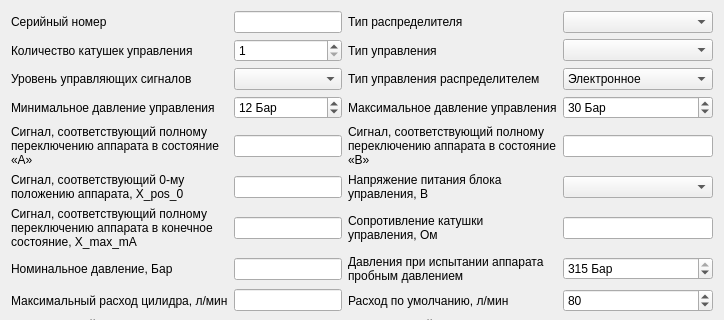
Old version of the form servo_title_info.ui in the repository firef0xff/SSHGS01; both pictures show x 0 to 724 and y 0 to 320 of the 724 by 475 pixel window.
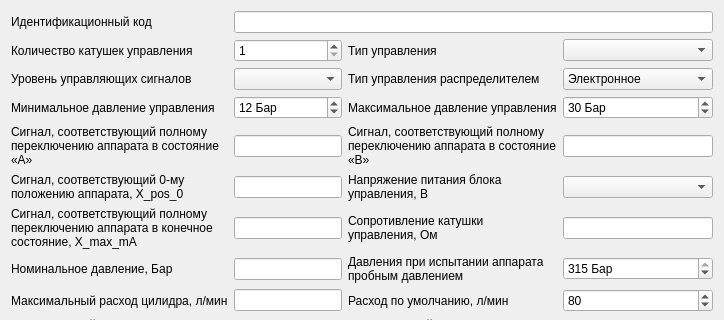
New version of the form.

Commit message: 3) В поле ввода «Серийный номер» заменить название на «Идентификационный код», увеличить размер поля вводимого значения в 2 раза (растянуть на все окно).

```diff
--- a/servo_title_info.ui
+++ b/servo_title_info.ui
@@ -6,8 +6,8 @@
    <rect>
     <x>0</x>
     <y>0</y>
-    <width>657</width>
-    <height>443</height>
+    <width>814</width>
+    <height>624</height>
    </rect>
   </property>
   <property name="windowTitle">
@@ -65,19 +65,6 @@
        </property>
       </widget>
      </item>
-     <item row="0" column="1">
-      <widget class="QLineEdit" name="SerNo">
-       <property name="sizePolicy">
-        <sizepolicy hsizetype="Preferred" vsizetype="Fixed">
-         <horstretch>0</horstretch>
-         <verstretch>0</verstretch>
-        </sizepolicy>
-       </property>
-       <property name="clearButtonEnabled">
-        <bool>true</bool>
-       </property>
-      </widget>
-     </item>
      <item row="5" column="2">
       <widget class="QLabel" name="l_voltage">
        <property name="text">
@@ -527,7 +514,7 @@
      <item row="0" column="0">
       <widget class="QLabel" name="l_ser_no">
        <property name="text">
-        <string>Серийный номер</string>
+        <string>Идентификационный код</string>
        </property>
       </widget>
      </item>
@@ -729,20 +716,16 @@
        </item>
       </widget>
      </item>
-     <item row="0" column="2">
-      <widget class="QLabel" name="l_gs_type">
-       <property name="text">
-        <string>Тип распределителя</string>
+     <item row="0" column="1" colspan="3">
+      <widget class="QLineEdit" name="SerNo">
+       <property name="sizePolicy">
+        <sizepolicy hsizetype="Preferred" vsizetype="Fixed">
+         <horstretch>0</horstretch>
+         <verstretch>0</verstretch>
+        </sizepolicy>
        </property>
-      </widget>
-     </item>
-     <item row="0" column="3">
-      <widget class="QComboBox" name="GsType">
-       <property name="maximumSize">
-        <size>
-         <width>150</width>
-         <height>16777215</height>
-        </size>
+       <property name="clearButtonEnabled">
+        <bool>true</bool>
        </property>
       </widget>
      </item>
```
The commit also changes 1 other file.
